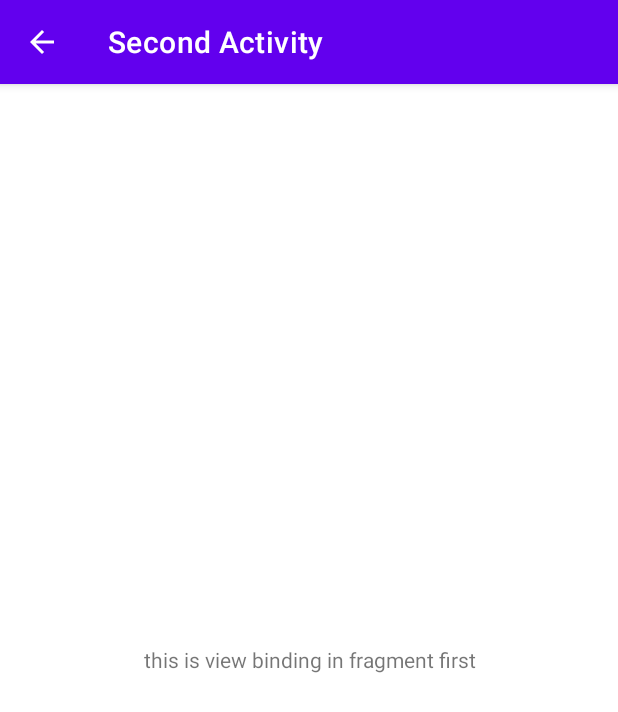
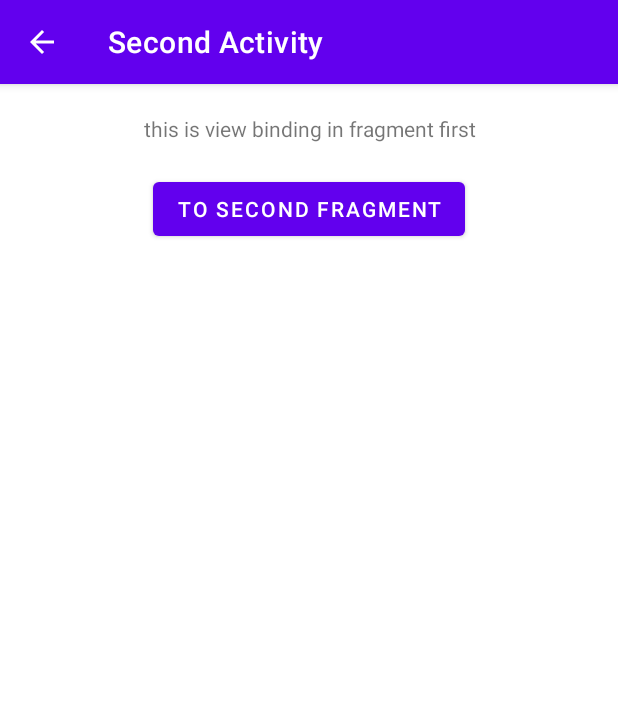
Before and after one commit to wily13/main-ViewBinding, an Android app: the FirstFragment screen opened directly, with no data from a screen before it, on a phone screen of 412 x 824 dp. Shown: the top 712 px of the screen. Run offline under Robolectric (Android 15) with nearby library versions, the phone set to English and light mode, and no system bars.

Commit message:
add buton in first fragment

```diff
--- a/app/src/main/res/layout/fragment_first.xml
+++ b/app/src/main/res/layout/fragment_first.xml
@@ -1,16 +1,30 @@
 <?xml version="1.0" encoding="utf-8"?>
-<FrameLayout xmlns:android="http://schemas.android.com/apk/res/android"
+<androidx.constraintlayout.widget.ConstraintLayout xmlns:android="http://schemas.android.com/apk/res/android"
+    xmlns:app="http://schemas.android.com/apk/res-auto"
     xmlns:tools="http://schemas.android.com/tools"
     android:layout_width="match_parent"
     android:layout_height="match_parent"
     tools:context=".FirstFragment">
 
-    <!-- TODO: Update blank fragment layout -->
     <TextView
         android:id="@+id/tv_first_fragment"
+        android:layout_width="match_parent"
+        android:layout_height="wrap_content"
+        android:layout_marginTop="20dp"
         android:gravity="center"
-        android:layout_width="match_parent"
-        android:layout_height="match_parent"
-        android:text="@string/hello_blank_fragment" />
+        android:text="@string/hello_blank_fragment"
+        app:layout_constraintEnd_toEndOf="parent"
+        app:layout_constraintStart_toStartOf="parent"
+        app:layout_constraintTop_toTopOf="parent" />
 
-</FrameLayout>
+    <Button
+        android:id="@+id/btn_tosecond_fragment"
+        android:layout_width="wrap_content"
+        android:layout_height="wrap_content"
+        android:layout_marginTop="20dp"
+        android:text="To Second Fragment"
+        app:layout_constraintEnd_toEndOf="parent"
+        app:layout_constraintStart_toStartOf="parent"
+        app:layout_constraintTop_toBottomOf="@+id/tv_first_fragment" />
+
+</androidx.constraintlayout.widget.ConstraintLayout>
```
